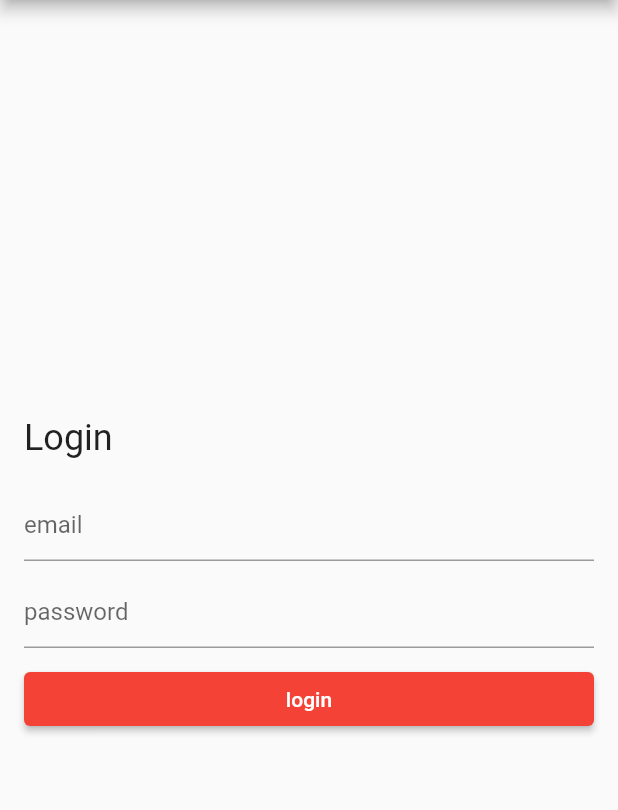
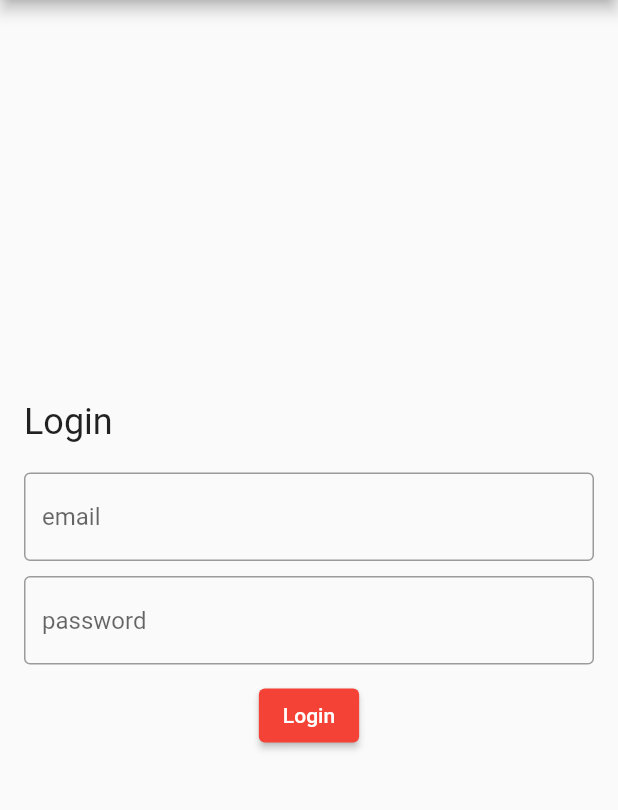
Before and after one commit to Jonathanvanhaaften/flutter_appwrite_1, a Flutter app: the screen it shows after launch, on a phone screen of 412 x 824 dp, the part 84-894 px from its top. Run offline on Flutter 3.47's test engine with Material 2 defaults, Android fonts, the phone set to English and light mode, and no system bars.

Commit message:
login style and sign setup started

```diff
--- a/lib/features/auth/presentation/pages/login.dart
+++ b/lib/features/auth/presentation/pages/login.dart
@@ -35,9 +35,11 @@ class _LoginPageState extends State<LoginPage> {
               const SizedBox(
                 height: 10.0,
               ),
-              ElevatedButton(
-                child: const Text("login"),
-                onPressed: () {},
+              Center(
+                child: ElevatedButton(
+                  child: const Text("Login"),
+                  onPressed: () {},
+                ),
               )
             ],
           ),
--- a/lib/main.dart
+++ b/lib/main.dart
@@ -23,8 +23,14 @@ class MyApp extends StatelessWidget {
           // or simply save your changes to "hot reload" in a Flutter IDE).
           // Notice that the counter didn't reset back to zero; the application
           // is not restarted.
+          inputDecorationTheme:
+              const InputDecorationTheme(border: OutlineInputBorder()),
+          buttonTheme: ButtonThemeData(
+              height: 50.0,
+              shape: RoundedRectangleBorder(
+                  borderRadius: BorderRadius.circular(10.0))),
           primarySwatch: Colors.red),
-      home: LoginPage(),
+      home: const LoginPage(),
     );
   }
 }
```
Also changed, not shown: lib/features/auth/presentation/pages/signup.dart (+48 -0 lines).
